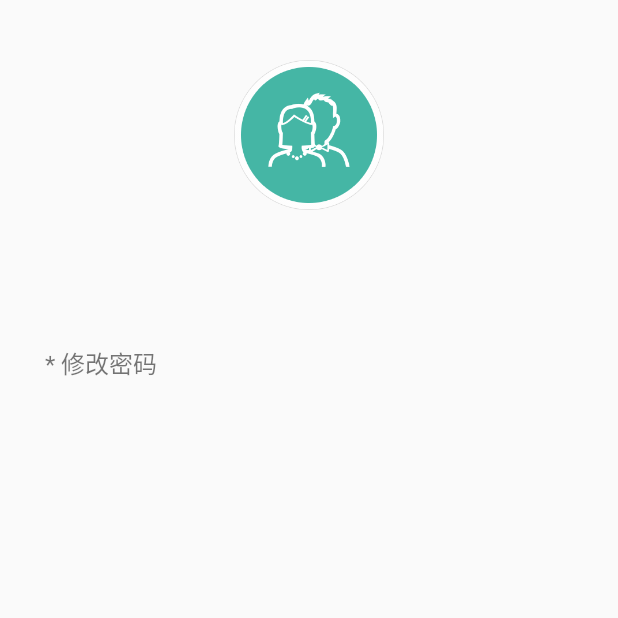
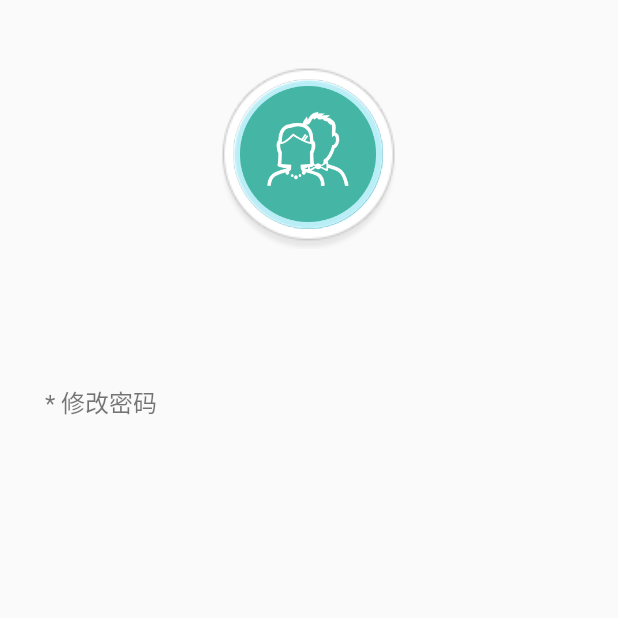
Before and after one commit to tonnyskk/Aiur, an Android app: the ProfileActivity screen opened directly, with no data from a screen before it, on a phone screen of 412 x 824 dp, the top half of it. Run offline under Robolectric (Android 15) with nearby library versions, the phone set to English and light mode, and no system bars.

Commit message:
Update avatar background to display as round image

```diff
--- a/app/src/main/java/com/origin/aiur/http/HttpUtils.java
+++ b/app/src/main/java/com/origin/aiur/http/HttpUtils.java
@@ -5,7 +5,7 @@ package com.origin.aiur.http;
  */
 public class HttpUtils {
     private static final String HOME_URL = "http://10.148.202.66:8088/aiur/rest";
-    private static final String WORK_URL = "http://54.175.121.4:8080/aiur/rest";
+    private static final String WORK_URL = "http://184.73.176.25:8080/aiur/rest";
 
     public static final String BASE_URL = WORK_URL;
 
--- a/app/src/main/res/layout/activity_profile.xml
+++ b/app/src/main/res/layout/activity_profile.xml
@@ -9,13 +9,27 @@
     android:orientation="vertical"
     tools:context="com.origin.aiur.activity.profile.ProfileActivity">
 
-    <ImageView
-        android:id="@+id/userProfileAvatar"
-        android:layout_width="@dimen/commonAvatarLargeImageWidth"
-        android:layout_height="@dimen/commonAvatarLargeImageHeight"
+    <FrameLayout
+        android:layout_width="wrap_content"
+        android:layout_height="wrap_content"
         android:layout_gravity="center_horizontal"
-        android:src="@drawable/user_avatar_default_unfocused"
-        android:layout_marginBottom="@dimen/profileIconMarginBottom" />
+        android:layout_marginBottom="@dimen/profileIconMarginBottom">
+
+        <ImageView
+            android:layout_width="@dimen/commonAvatarLargeBgImageWidth"
+            android:layout_height="@dimen/commonAvatarLargeBgImageHeight"
+            android:src="@drawable/user_avatar_bg"
+            android:layout_gravity="center" />
+
+        <ImageView
+            android:id="@+id/userProfileAvatar"
+            android:layout_width="@dimen/commonAvatarLargeImageWidth"
+            android:layout_height="@dimen/commonAvatarLargeImageHeight"
+            android:src="@drawable/user_avatar_default_unfocused"
+            android:scaleType="fitCenter"
+            android:layout_gravity="center" />
+
+    </FrameLayout>
 
     <TextView
         android:id="@+id/userProfileName"
--- a/app/src/main/res/values/layout_common.xml
+++ b/app/src/main/res/values/layout_common.xml
@@ -15,8 +15,12 @@
 
     <dimen name="commonSplitLineMarginLeftRight">2dp</dimen>
 
+    <dimen name="commonAvatarLargeBgImageWidth">126dp</dimen>
+    <dimen name="commonAvatarLargeBgImageHeight">126dp</dimen>
     <dimen name="commonAvatarLargeImageWidth">100dp</dimen>
     <dimen name="commonAvatarLargeImageHeight">100dp</dimen>
+    <dimen name="commonAvatarMiddleBgImageWidth">63dp</dimen>
+    <dimen name="commonAvatarMiddleBgImageHeight">63dp</dimen>
     <dimen name="commonAvatarMiddleImageWidth">50dp</dimen>
     <dimen name="commonAvatarMiddleImageHeight">50dp</dimen>
 
--- a/app/src/main/res/values/strings.xml
+++ b/app/src/main/res/values/strings.xml
@@ -102,7 +102,7 @@
     <string name="btn_prepay_user">充值</string>
 
     <!-- Group tag page @charge -->
-    <string name="btn_charge_group">付款</string>
+    <string name="btn_charge_group">记账</string>
     <string name="tab_charge_amount_title">消费</string>
     <string name="tab_charge_amount_hint">金額</string>
     <string name="tab_charge_desc_hint">描述</string>
```
Also changed, not shown: app/src/main/java/com/origin/aiur/activity/profile/ProfileActivity.java (+8 -3 lines), app/src/main/java/com/origin/aiur/utils/AppUtils.java (+74 -1 lines), app/src/main/res/layout/activity_login.xml (+23 -9 lines), app/src/main/res/layout/adapter_user_avatar.xml (+21 -6 lines), app/src/main/res/layout/adapter_user_selection.xml (+20 -7 lines), app/src/main/res/drawable-nodpi/user_avatar_bg.png (added).
